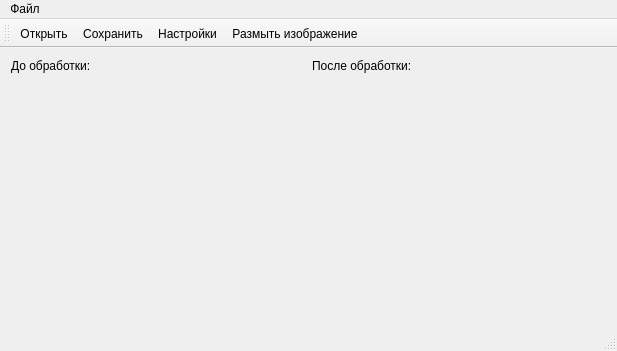
First picture: the form in src/jpegfilter.ui, repository Frodox/gaussian-blur-qt-example, before the edit.
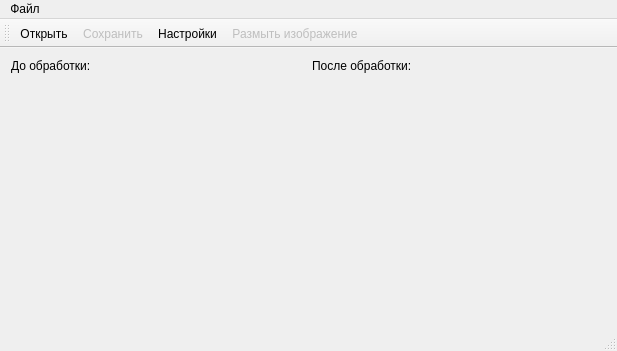
Second picture: the form after the edit. Icons and pictures are not drawn.

Patch:
```diff
--- a/src/jpegfilter.ui
+++ b/src/jpegfilter.ui
@@ -72,6 +72,9 @@
    <addaction name="menu_"/>
   </widget>
   <widget class="QToolBar" name="tool_bar_">
+   <property name="enabled">
+    <bool>true</bool>
+   </property>
    <attribute name="toolBarArea">
     <enum>TopToolBarArea</enum>
    </attribute>
@@ -94,6 +97,9 @@
    </property>
   </action>
   <action name="action_save">
+   <property name="enabled">
+    <bool>false</bool>
+   </property>
    <property name="icon">
     <iconset resource="res/res.qrc">
      <normaloff>:/Save_32x32.png</normaloff>:/Save_32x32.png</iconset>
@@ -129,6 +135,9 @@
    </property>
   </action>
   <action name="action_blur_image">
+   <property name="enabled">
+    <bool>false</bool>
+   </property>
    <property name="icon">
     <iconset resource="res/res.qrc">
      <normaloff>:/Picture_32x32.png</normaloff>:/Picture_32x32.png</iconset>
```
Left out of the diff: 5 changed lines with no effect on the pictures.
